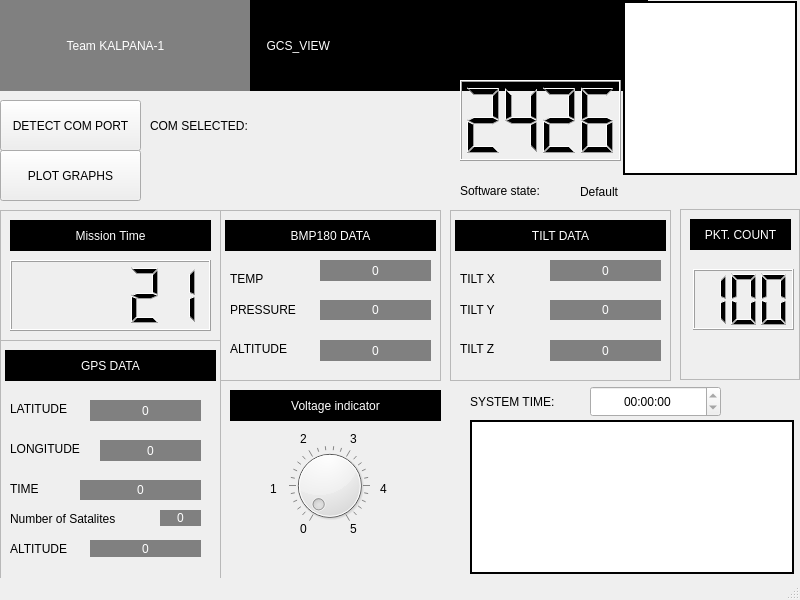
Before: the Qt Designer form GCS_VIEW/ui_files/main.ui in uditagarwal97/CANSAT-18-TEAM_KALPANA_1, drawn with Qt 5.
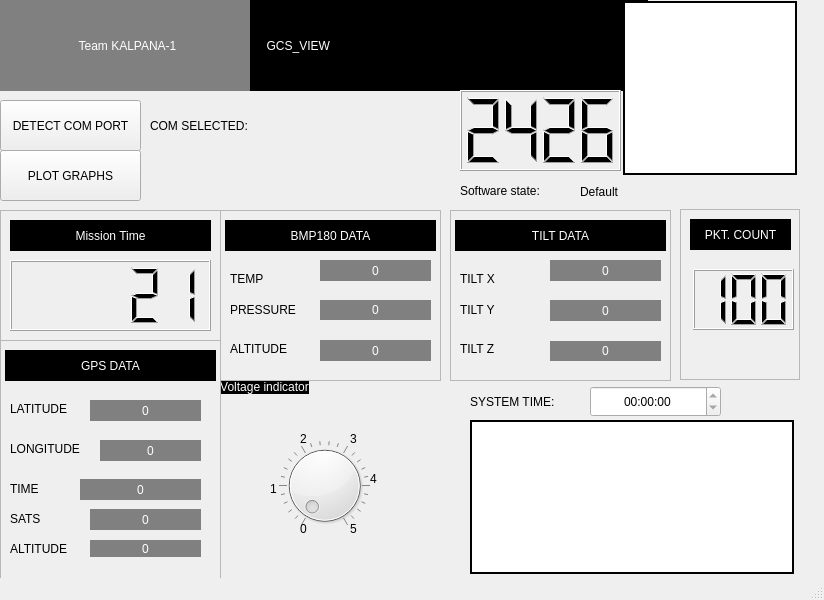
After: the same form once the commit is applied. Icons and pictures are not drawn.

```diff
--- a/GCS_VIEW/ui_files/main.ui
+++ b/GCS_VIEW/ui_files/main.ui
@@ -6,7 +6,7 @@
    <rect>
     <x>0</x>
     <y>0</y>
-    <width>800</width>
+    <width>824</width>
     <height>600</height>
    </rect>
   </property>
@@ -28,7 +28,7 @@
      <rect>
       <x>0</x>
       <y>0</y>
-      <width>251</width>
+      <width>275</width>
       <height>91</height>
      </rect>
     </property>
@@ -161,7 +161,7 @@
     <property name="geometry">
      <rect>
       <x>460</x>
-      <y>80</y>
+      <y>90</y>
       <width>161</width>
       <height>81</height>
      </rect>
@@ -243,9 +243,9 @@
    <widget class="QDial" name="dial">
     <property name="geometry">
      <rect>
-      <x>289</x>
+      <x>269</x>
       <y>440</y>
-      <width>81</width>
+      <width>111</width>
       <height>91</height>
      </rect>
     </property>
@@ -327,8 +327,8 @@
    <widget class="QLabel" name="label_11">
     <property name="geometry">
      <rect>
-      <x>380</x>
-      <y>480</y>
+      <x>370</x>
+      <y>470</y>
       <width>16</width>
       <height>17</height>
      </rect>
@@ -355,8 +355,8 @@
      <rect>
       <x>220</x>
       <y>380</y>
-      <width>231</width>
-      <height>181</height>
+      <width>221</width>
+      <height>52</height>
      </rect>
     </property>
     <property name="styleSheet">
@@ -364,15 +364,9 @@
 
 </string>
     </property>
+    <layout class="QFormLayout" name="formLayout">
+     <item row="0" column="0">
     <widget class="QLabel" name="label_13">
-     <property name="geometry">
-      <rect>
-       <x>10</x>
-       <y>10</y>
-       <width>211</width>
-       <height>31</height>
-      </rect>
-     </property>
      <property name="styleSheet">
       <string notr="true">font: oblique 15pt &quot;DejaVu Sans&quot;;
 background: black;
@@ -386,6 +380,8 @@
       <set>Qt::AlignCenter</set>
      </property>
     </widget>
+     </item>
+    </layout>
    </widget>
    <widget class="QLCDNumber" name="lcdNumber_2">
     <property name="geometry">
@@ -530,7 +526,7 @@
       </rect>
      </property>
      <property name="text">
-      <string>Number of Satalites</string>
+      <string>SATS</string>
      </property>
     </widget>
     <widget class="QLabel" name="label_20">
@@ -572,10 +568,10 @@
     <widget class="QLabel" name="label_22">
      <property name="geometry">
       <rect>
-       <x>160</x>
-       <y>170</y>
-       <width>41</width>
-       <height>16</height>
+       <x>90</x>
+       <y>169</y>
+       <width>111</width>
+       <height>21</height>
       </rect>
      </property>
      <property name="styleSheet">
@@ -596,9 +592,9 @@
      <property name="geometry">
       <rect>
        <x>80</x>
-       <y>140</y>
+       <y>139</y>
        <width>121</width>
-       <height>20</height>
+       <height>21</height>
       </rect>
      </property>
      <property name="styleSheet">
@@ -893,9 +889,9 @@
      <property name="geometry">
       <rect>
        <x>100</x>
-       <y>130</y>
+       <y>131</y>
        <width>111</width>
-       <height>21</height>
+       <height>20</height>
       </rect>
      </property>
      <property name="styleSheet">
@@ -918,7 +914,7 @@
        <x>100</x>
        <y>90</y>
        <width>111</width>
-       <height>20</height>
+       <height>21</height>
       </rect>
      </property>
      <property name="styleSheet">
```
Left out of the diff: 12 changed lines with no effect on the pictures. Lines whose indentation alone changed are shown as unchanged.
